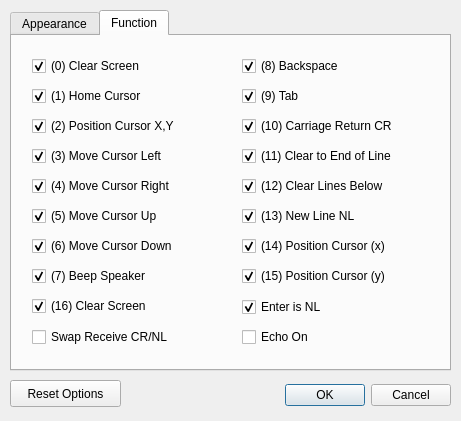
Above: propside/TermPrefs.ui from parallaxinc/SimpleIDE before the change. Below: the same form after it.
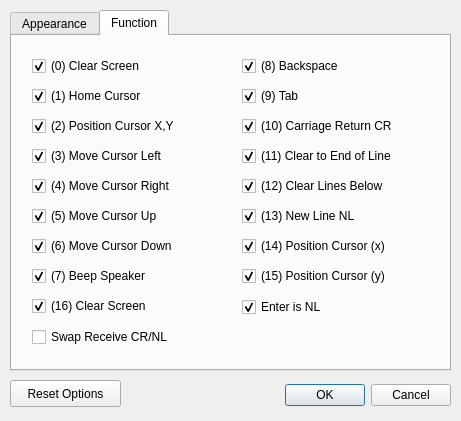
That is the form after the change. The open tabs and pages were chosen to show the change.

Commit message: Move the "Echo On" checkbox to the terminal window and save the baud rate when it changes.

Diff of the .ui file:
```diff
--- a/propside/TermPrefs.ui
+++ b/propside/TermPrefs.ui
@@ -571,22 +571,6 @@
       <bool>true</bool>
      </property>
     </widget>
-    <widget class="QCheckBox" name="cbEchoOn">
-     <property name="geometry">
-      <rect>
-       <x>230</x>
-       <y>290</y>
-       <width>201</width>
-       <height>22</height>
-      </rect>
-     </property>
-     <property name="text">
-      <string>Echo On</string>
-     </property>
-     <property name="checked">
-      <bool>false</bool>
-     </property>
-    </widget>
     <widget class="QCheckBox" name="cbEnterIsNL">
      <property name="geometry">
       <rect>
```
Left out of the diff: 2 changed lines with no effect on the pictures. The commit also changes 5 other files.
